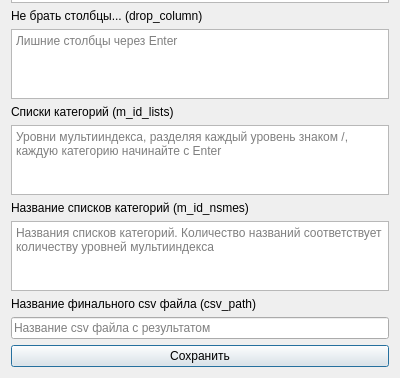
Above: ui/qt_ui_files/diplomUI_settings_add.ui from Viraremi/ulstu_praktik before the change; both pictures show x 0 to 400 and y 262 to 640 of the 400 by 640 pixel window. Below: the same form after it.
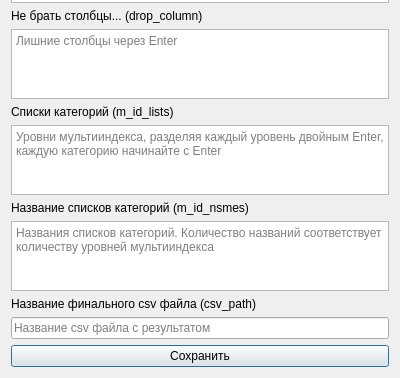
That is the form after the change.

Commit message: Правки интерфейса

```diff
--- a/ui/qt_ui_files/diplomUI_settings_add.ui
+++ b/ui/qt_ui_files/diplomUI_settings_add.ui
@@ -123,7 +123,7 @@
      <item row="4" column="1">
       <widget class="QTextEdit" name="textEditMIdLists">
        <property name="placeholderText">
-        <string>Уровни мультииндекса, разделяя каждый уровень знаком /, каждую категорию начинайте с Enter</string>
+        <string>Уровни мультииндекса, разделяя каждый уровень двойным Enter, каждую категорию начинайте с Enter</string>
        </property>
       </widget>
      </item>
```
The commit also changes 4 other files.
